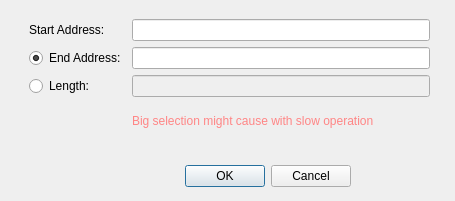
Qt form src/dialogs/HexdumpRangeDialog.ui (rizinorg/cutter) before a commit.
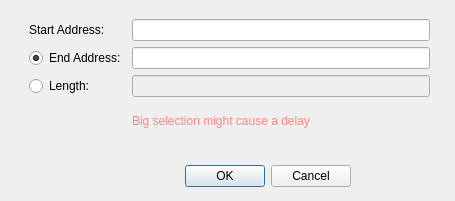
The same form after that commit.

Commit message: more sanity checks

Patch:
```diff
--- a/src/dialogs/HexdumpRangeDialog.ui
+++ b/src/dialogs/HexdumpRangeDialog.ui
@@ -106,7 +106,7 @@
        <bool>false</bool>
       </property>
       <property name="text">
-       <string>&lt;html&gt;&lt;head/&gt;&lt;body&gt;&lt;p&gt;&lt;span style=&quot; color:#ff8585;&quot;&gt;Big selection might cause with slow operation&lt;/span&gt;&lt;/p&gt;&lt;/body&gt;&lt;/html&gt;</string>
+       <string>&lt;html&gt;&lt;head/&gt;&lt;body&gt;&lt;p&gt;&lt;span style=&quot; color:#ff8585;&quot;&gt;Big selection might cause a delay&lt;/span&gt;&lt;/p&gt;&lt;/body&gt;&lt;/html&gt;</string>
       </property>
      </widget>
     </item>
```
The commit also changes 1 other file.
